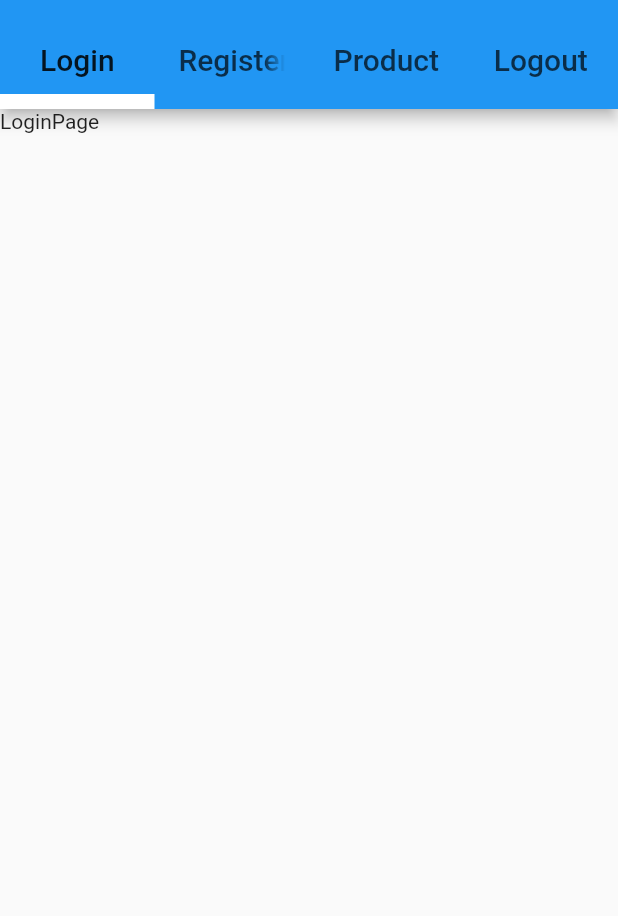
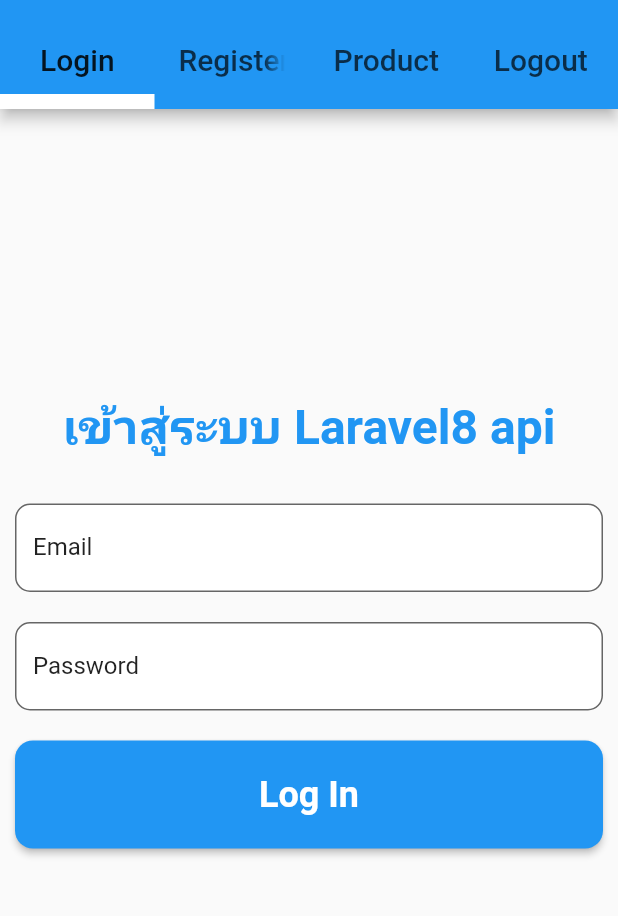
Before and after one commit to patipark/flutter2laravel8, a Flutter app: the screen it shows after launch, on a phone screen of 412 x 824 dp, the part 59-975 px from its top. Run offline on Flutter 3.47's test engine with Material 2 defaults, Android fonts, the phone set to English and light mode, and no system bars; drawn by our look-alikes of flutter_form_builder; our stand-ins replace shared_preferences; accounts and stored records are empty.

Commit message:
ทำ form login เข้าสูระบบได้แล้ว แต่ยังไม่ได้ แสดงข้อมูล user และซ่อน form หรือ navigate ไป page อื่นๆ เช่น product

```diff
--- a/lib/screens/login.page.dart
+++ b/lib/screens/login.page.dart
@@ -2,6 +2,8 @@ import 'dart:developer';
 
 import 'package:flutter/material.dart';
 import 'package:flutter2laravel8/models/user.dart';
+import 'package:flutter2laravel8/screens/product.page.dart';
+import 'package:flutter_form_builder/flutter_form_builder.dart';
 import 'dart:convert' show json;
 import 'package:http/http.dart' as http;
 import 'package:shared_preferences/shared_preferences.dart';
@@ -15,15 +17,19 @@ class LoginPage extends StatefulWidget {
 }
 
 class _LoginPageState extends State<LoginPage> {
+  // final _formKeys = GlobalKey<FormBuilderState>();
+  final _formKeys = GlobalKey<FormBuilderState>();
+  final textControllers = TextEditingController();
   User? _user;
+  bool isLoad = true;
 
   @override
   void initState() {
-    _login();
+    // _login();
     super.initState();
   }
 
-  void _login() async {
+  void _login(Map<String, dynamic> formData) async {
     try {
       String url = BASE_API_URL + '/login';
       print(url);
@@ -31,7 +37,8 @@ class _LoginPageState extends State<LoginPage> {
         'Accept': 'application/json',
         'Content-Type': 'application/json',
       };
-      var body = json.encode({"email": "iamwad@gmail.com", "password": "1234"});
+      // var body = json.encode({"email": "iamwad@gmail.com", "password": "1234"});
+      var body = json.encode(formData);
       final response =
           await http.post(Uri.parse(url), headers: headers, body: body);
       // print(response.body);
@@ -45,21 +52,154 @@ class _LoginPageState extends State<LoginPage> {
         inspect(_user);
         final SharedPreferences prefs = await SharedPreferences.getInstance();
         await prefs.setString('loginData', response.body);
+        showDialogBox('Login successed!', 'เข้าสู่ระบบสำเร็จ!');
       } else {
         print('Could not post data. @ login.page._login()');
-        throw Exception('ไม่สามารถโหลดข้อมูลจาก API ได้ (Error Code:' +
-            response.statusCode.toString() +
-            ')');
+        showDialogBox('Login failed!', 'ไม่สามารถเข้าสู่ระบบได้');
       }
     } catch (e) {
       print('error on login.page._login() => $e');
     }
   }
 
+  void signIn(BuildContext context) async {
+    _formKeys.currentState!.save();
+    if (_formKeys.currentState!.validate()) {
+      print(_formKeys.currentState!.value);
+      _login(_formKeys.currentState!.value);
+    } else {
+      print("validation failed");
+      showDialogBox('Validation failed!', 'ข้อมูลไม่ครบถ้วย');
+    }
+  }
+
+  void showDialogBox(String title, String body) async {
+    return showDialog<void>(
+        context: context,
+        barrierDismissible: true,
+        builder: (BuildContext context) {
+          return AlertDialog(
+            title: Text(title),
+            content: SingleChildScrollView(
+              child: ListBody(
+                children: <Widget>[Text(body)],
+              ),
+            ),
+            actions: <Widget>[
+              TextButton(
+                child: Text("ปิด"),
+                onPressed: () {
+                  Navigator.of(context).pop();
+                },
+              )
+            ],
+          );
+        });
+  }
+
   @override
   Widget build(BuildContext context) {
-    return Container(
-      child: Text('LoginPage'),
+    final size = MediaQuery.of(context).size;
+    return Scaffold(
+      body: Center(
+        child: Column(
+          mainAxisAlignment: MainAxisAlignment.center,
+          children: [
+            Text('เข้าสู่ระบบ Laravel8 api',
+                style: TextStyle(
+                    fontSize: 32,
+                    fontWeight: FontWeight.bold,
+                    color: Colors.blue)),
+            SizedBox(height: 20),
+            Padding(
+              padding: EdgeInsets.all(10),
+              child: FormBuilder(
+                key: _formKeys,
+                initialValue: {
+                  'email': '',
+                  'password': '',
+                },
+                // autovalidateMode: AutovalidateMode.onUserInteraction,
+                child: Column(
+                  children: <Widget>[
+                    FormBuilderTextField(
+                      name: "email",
+                      maxLines: 1,
+                      keyboardType: TextInputType.emailAddress,
+                      decoration: InputDecoration(
+                          labelText: "Email",
+                          labelStyle: TextStyle(color: Colors.black87),
+                          fillColor: Colors.white,
+                          filled: true,
+                          border: OutlineInputBorder(
+                              borderRadius:
+                                  BorderRadius.all(Radius.circular(10))),
+                          errorStyle: TextStyle(color: Colors.white)),
+                      validator: FormBuilderValidators.compose([
+                        FormBuilderValidators.required(context),
+                        FormBuilderValidators.email(context),
+                      ]),
+                    ),
+                    SizedBox(height: 20),
+                    FormBuilderTextField(
+                      name: "password",
+                      maxLines: 1,
+                      obscureText: true,
+                      keyboardType: TextInputType.visiblePassword,
+                      decoration: InputDecoration(
+                          labelText: "Password",
+                          labelStyle: TextStyle(color: Colors.black87),
+                          fillColor: Colors.white,
+                          filled: true,
+                          border: OutlineInputBorder(
+                              borderRadius:
+                                  BorderRadius.all(Radius.circular(10))),
+                          errorStyle: TextStyle(color: Colors.white)),
+                      validator: FormBuilderValidators.compose([
+                        FormBuilderValidators.required(context),
+                        FormBuilderValidators.min(context, 4),
+                      ]),
+                    ),
+                    SizedBox(height: 20),
+                    SizedBox(
+                      width: size.width * 1,
+                      height: 72,
+                      child: MaterialButton(
+                        shape: RoundedRectangleBorder(
+                            borderRadius: BorderRadius.circular(12.0)),
+                        color: Colors.blue,
+                        textColor: Colors.white,
+                        child: Stack(
+                          children: [
+                            Positioned(
+                              left: 0.0,
+                              child: !isLoad
+                                  ? Container(
+                                      width: 20.0,
+                                      height: 20.0,
+                                      child: CircularProgressIndicator())
+                                  : SizedBox.shrink(),
+                            ),
+                            Center(
+                              child: Text('Log In',
+                                  style: TextStyle(
+                                      fontSize: 24,
+                                      fontWeight: FontWeight.bold,
+                                      color: Colors.white)),
+                            ),
+                          ],
+                        ),
+                        onPressed: () => signIn(context),
+                      ),
+                    ),
+                    SizedBox(height: 20),
+                  ],
+                ),
+              ),
+            ),
+          ],
+        ),
+      ),
     );
   }
 }
```
